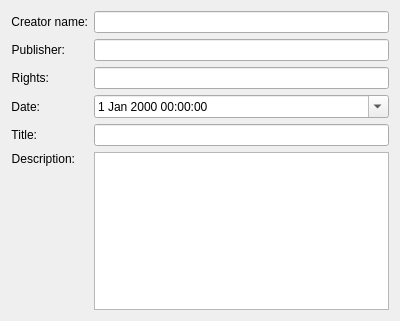
Above: plugins/extensions/metadataeditor/editors/dublincore.ui from KDE/krita before the change. Below: the same form after it.
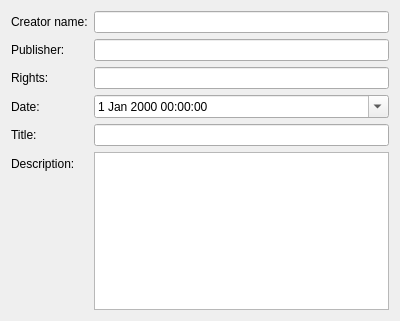
That is the form after the change.

Patch:
```diff
--- a/plugins/extensions/metadataeditor/editors/dublincore.ui
+++ b/plugins/extensions/metadataeditor/editors/dublincore.ui
@@ -20,9 +20,6 @@
      <property name="text">
       <string>Creator name:</string>
      </property>
-     <property name="alignment">
-      <set>Qt::AlignRight|Qt::AlignTrailing|Qt::AlignVCenter</set>
-     </property>
      <property name="buddy">
       <cstring>editCreator</cstring>
      </property>
@@ -36,9 +33,6 @@
      <property name="text">
       <string>Publisher:</string>
      </property>
-     <property name="alignment">
-      <set>Qt::AlignRight|Qt::AlignTrailing|Qt::AlignVCenter</set>
-     </property>
      <property name="buddy">
       <cstring>editPublisher</cstring>
      </property>
@@ -52,9 +46,6 @@
      <property name="text">
       <string>Rights:</string>
      </property>
-     <property name="alignment">
-      <set>Qt::AlignRight|Qt::AlignTrailing|Qt::AlignVCenter</set>
-     </property>
      <property name="buddy">
       <cstring>editRights</cstring>
      </property>
@@ -68,9 +59,6 @@
      <property name="text">
       <string>Date:</string>
      </property>
-     <property name="alignment">
-      <set>Qt::AlignRight|Qt::AlignTrailing|Qt::AlignVCenter</set>
-     </property>
      <property name="buddy">
       <cstring>editDate</cstring>
      </property>
@@ -88,9 +76,6 @@
      <property name="text">
       <string>Title:</string>
      </property>
-     <property name="alignment">
-      <set>Qt::AlignRight|Qt::AlignTrailing|Qt::AlignVCenter</set>
-     </property>
      <property name="buddy">
       <cstring>editTitle</cstring>
      </property>
@@ -104,9 +89,6 @@
      <property name="text">
       <string>Description:</string>
      </property>
-     <property name="alignment">
-      <set>Qt::AlignRight|Qt::AlignTop|Qt::AlignTrailing</set>
-     </property>
      <property name="buddy">
       <cstring>editDescription</cstring>
      </property>
```
Left out of the diff: 24 changed lines with no effect on the pictures.
